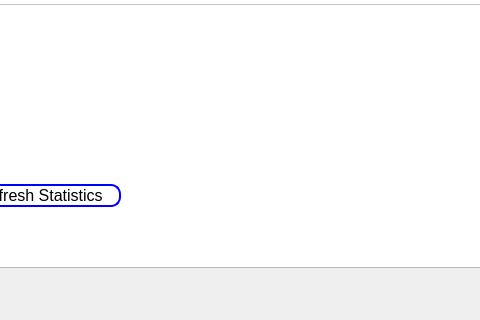
Above: mainwindow.ui from Projet-CPP-2A6/Nautica before the change; both pictures show x 192 to 672 and y 342 to 662 of the 1269 by 662 pixel window. Below: the same form after it.
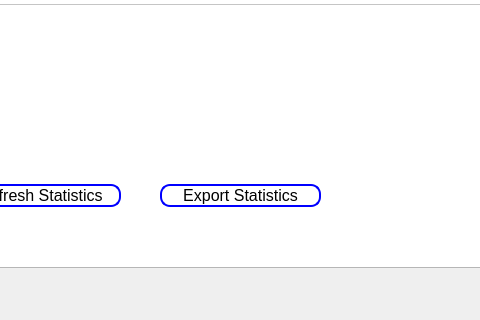
That is the form after the change. The open tabs and pages were chosen to show the change. Icons and pictures are not drawn.

Commit message: added export stats as image and formatting workflow

```diff
--- a/mainwindow.ui
+++ b/mainwindow.ui
@@ -2772,6 +2772,29 @@
          <enum>QFrame::Raised</enum>
         </property>
        </widget>
+       <widget class="QPushButton" name="CRefStatExport">
+        <property name="geometry">
+         <rect>
+          <x>270</x>
+          <y>500</y>
+          <width>161</width>
+          <height>23</height>
+         </rect>
+        </property>
+        <property name="styleSheet">
+         <string notr="true">background-color: #ffffff; /* Fond blanc */
+    border: 2px solid blue; /* Bordure bleue */
+    border-radius: 10px; /* Coins arrondis */
+    padding: 1px 2px; /* Espacement intérieur */
+    color: black; /* Couleur du texte */
+    font-size: 16px; /* Taille de la police */
+   
+   </string>
+        </property>
+        <property name="text">
+         <string>Export Statistics</string>
+        </property>
+       </widget>
       </widget>
       <widget class="QWidget" name="tab_10">
        <attribute name="title">
```
Left out of the diff: 2 changed lines with no effect on the pictures. The commit also changes 3 other files.
